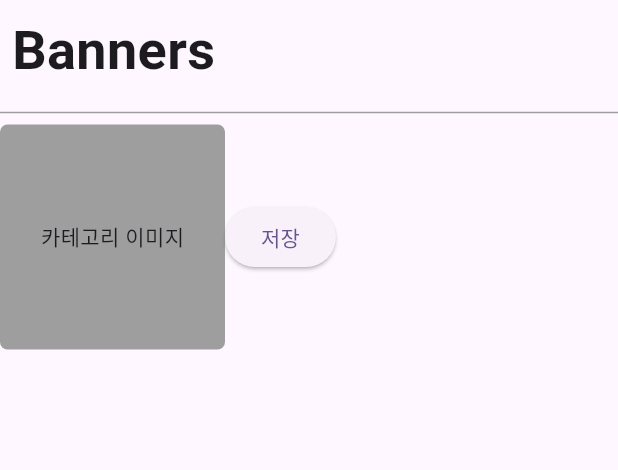
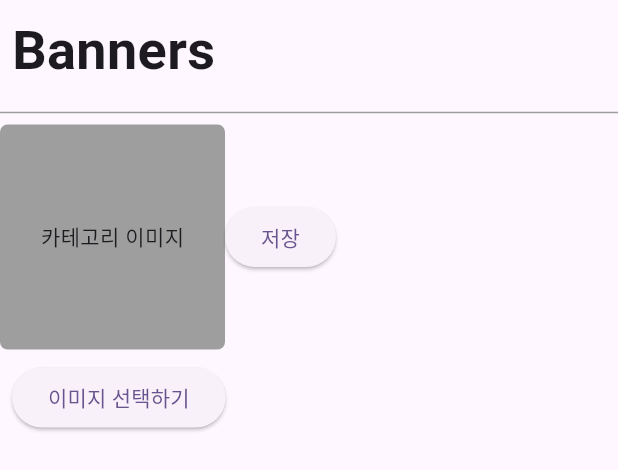
Before and after one commit to gyhcom/flutter_first, a Flutter app: the UploadBannerScreen widget shown alone on an empty page, opened directly, after a tap on "저장", on a phone screen of 412 x 824 dp. Shown: the top 470 px of the screen. Run offline on Flutter 3.47's test engine with Material 3 defaults, Android fonts, the light colour scheme and no system bars; our stand-ins replace file_picker, google_fonts; missing offline and left inert: cloudinary_public, flutter_admin_scaffold; network calls fail; statements that could not run were skipped.

Commit message:
FEAT:Banner Upload

```diff
--- /dev/null
+++ b/app_web/lib/controllers/banner_controller.dart
@@ -0,0 +1,47 @@
+import 'package:app_web/models/banner.dart';
+import 'package:app_web/services/manage_http_response.dart';
+import 'package:cloudinary_public/cloudinary_public.dart';
+import 'package:flutter/material.dart';
+import 'package:http/http.dart' as http;
+
+import '../global_variable.dart';
+
+class BannerController {
+  uploadBanner({required dynamic pickedImage, required context}) async {
+    try {
+      final cloudinary = CloudinaryPublic("ducobtxxe", "ymg0fxf2");
+
+      CloudinaryResponse imageResponse = await cloudinary.uploadFile(
+        CloudinaryFile.fromBytesData(
+          pickedImage,
+          identifier: 'pickedImage',
+          folder: 'banners',
+        ),
+      );
+
+      String image = imageResponse.secureUrl;
+
+      BannerModel bannerModel = BannerModel(id: "", image: image);
+
+      http.Response response = await http.post(
+        Uri.parse("$uri/api/banner"),
+        body: bannerModel.toJson(),
+        headers: <String, String>{
+          'Content-Type': 'application/json; charset=UTF-8',
+        },
+      );
+
+      manageHttpResponse(
+        response: response,
+        context: context,
+        onSuccess: () {
+          ScaffoldMessenger.of(
+            context,
+          ).showSnackBar(SnackBar(content: Text('배너가 성공적으로 업로드되었습니다.')));
+        },
+      );
+    } catch (e) {
+      print(e);
+    }
+  }
+}
--- a/app_web/lib/models/banner.dart
+++ b/app_web/lib/models/banner.dart
@@ -1,17 +1,13 @@
-
 import 'dart:convert';
 
-class BannerModel{
+class BannerModel {
   final String id;
   final String image;
 
   BannerModel({required this.id, required this.image});
 
   Map<String, dynamic> toMap() {
-    return <String, dynamic>{
-      'id': id,
-      'image': image,
-    };
+    return <String, dynamic>{'id': id, 'image': image};
   }
 
   factory BannerModel.fromMap(Map<String, dynamic> map) {
@@ -23,5 +19,6 @@ class BannerModel{
 
   String toJson() => json.encode(toMap());
 
-  factory BannerModel.fromJson(String source) => BannerModel.fromMap(json.decode(source) as Map<String, dynamic>);
+  factory BannerModel.fromJson(String source) =>
+      BannerModel.fromMap(json.decode(source) as Map<String, dynamic>);
 }
--- a/app_web/lib/views/side_bar_screens/upload_banner_screen.dart
+++ b/app_web/lib/views/side_bar_screens/upload_banner_screen.dart
@@ -1,3 +1,5 @@
+import 'package:app_web/controllers/banner_controller.dart';
+import 'package:file_picker/file_picker.dart';
 import 'package:flutter/cupertino.dart';
 import 'package:flutter/material.dart';
 
@@ -10,25 +12,38 @@ class UploadBannerScreen extends StatefulWidget {
 }
 
 class _UploadBannerScreenState extends State<UploadBannerScreen> {
+  final BannerController _bannerController = BannerController();
   dynamic _image;
+
+  pickImage() async {
+    FilePickerResult? result = await FilePicker.platform.pickFiles(
+      type: FileType.image,
+      allowMultiple: false,
+    );
+
+    if (result != null) {
+      setState(() {
+        _image = result.files.first.bytes;
+      });
+    }
+  }
+
   @override
   Widget build(BuildContext context) {
     return Column(
+      crossAxisAlignment: CrossAxisAlignment.start,
       children: [
         Padding(
           padding: const EdgeInsets.all(8.0),
           child: Container(
             alignment: Alignment.topLeft,
-            child: Text("Banners", style: TextStyle(
-              fontWeight: FontWeight.bold,
-              fontSize: 36,
-            ),)
+            child: Text(
+              "Banners",
+              style: TextStyle(fontWeight: FontWeight.bold, fontSize: 36),
+            ),
           ),
         ),
-        Divider(
-          color: Colors.grey,
-          thickness: 1,
-        ),
+        Divider(color: Colors.grey, thickness: 1),
 
         Row(
           children: [
@@ -40,19 +55,26 @@ class _UploadBannerScreenState extends State<UploadBannerScreen> {
                 borderRadius: BorderRadius.circular(5),
               ),
               child: Center(
-                child:
-                _image != null ? Image.memory(_image) : Text('카테고리 이미지'),
+                child: _image != null ? Image.memory(_image) : Text('카테고리 이미지'),
               ),
             ),
 
-            ElevatedButton(onPressed: (){}, child: Text('저장') ),
+            ElevatedButton(
+              onPressed: () async {
+                await _bannerController.uploadBanner(
+                  pickedImage: _image,
+                  context: context,
+                );
+              },
+              child: Text('저장'),
+            ),
           ],
-        )
-
-
+        ),
+        Padding(
+          padding: const EdgeInsets.all(8.0),
+          child: ElevatedButton(onPressed: pickImage, child: Text('이미지 선택하기')),
+        ),
       ],
-
-
     );
   }
 }
```
